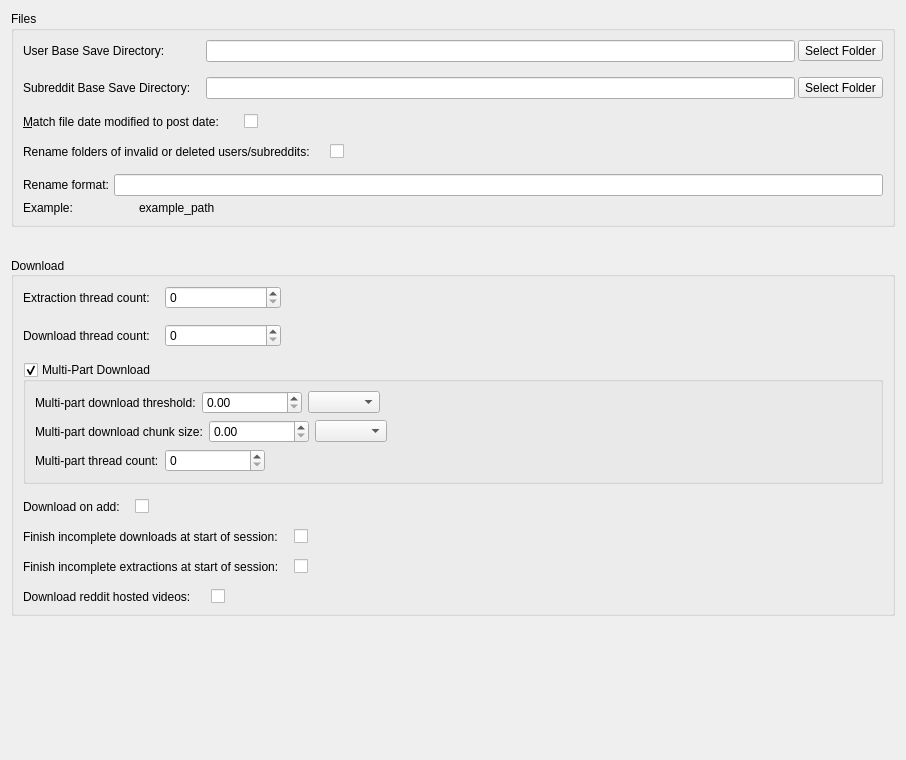
Qt form Resources/ui_files/settings/core_settings_widget.ui (MalloyDelacroix/DownloaderForReddit) before a commit.
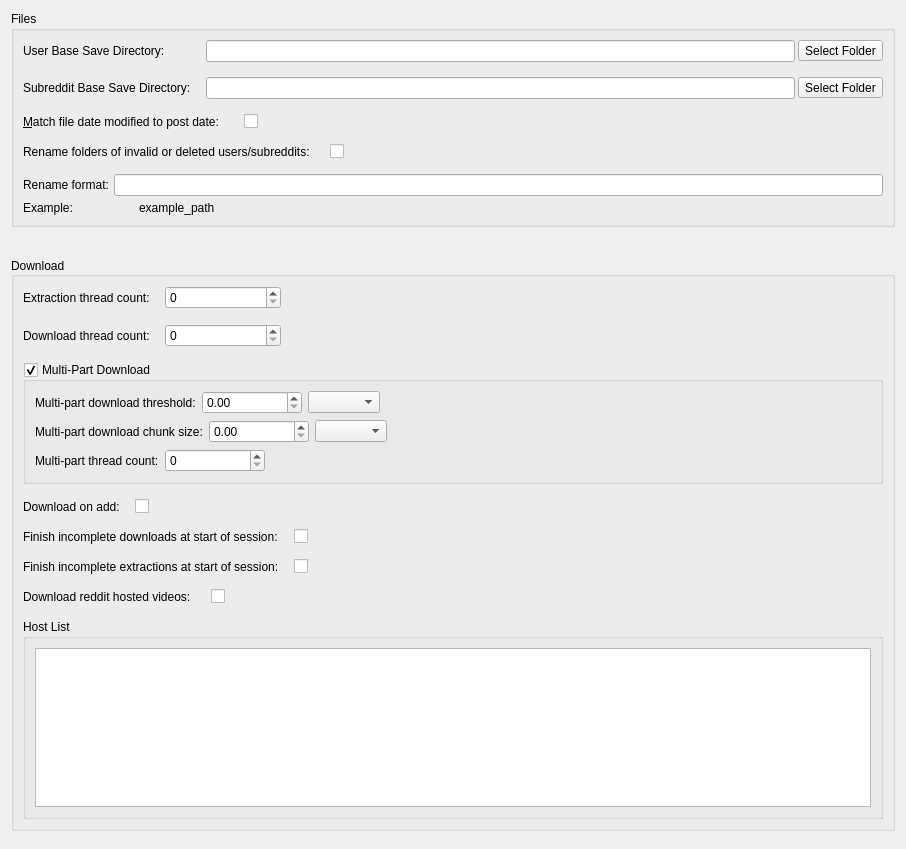
The same form after that commit.

Commit message: Add host list to core settings ui

Diff of the .ui file:
```diff
--- a/Resources/ui_files/settings/core_settings_widget.ui
+++ b/Resources/ui_files/settings/core_settings_widget.ui
@@ -7,7 +7,7 @@
     <x>0</x>
     <y>0</y>
     <width>906</width>
-    <height>760</height>
+    <height>849</height>
    </rect>
   </property>
   <property name="windowTitle">
@@ -522,6 +522,18 @@
         </item>
        </layout>
       </item>
+      <item>
+       <widget class="QGroupBox" name="host_list_group_box">
+        <property name="title">
+         <string>Host List</string>
+        </property>
+        <layout class="QVBoxLayout" name="verticalLayout_5">
+         <item>
+          <widget class="QListWidget" name="host_list_widget"/>
+         </item>
+        </layout>
+       </widget>
+      </item>
      </layout>
     </widget>
    </item>
```
Left out of the diff: 6 changed lines with no effect on the pictures. The commit also changes 1 other file.
